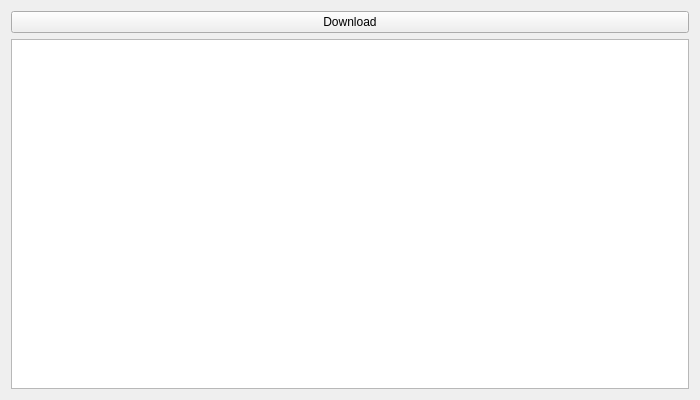
First picture: the form in notepad.ui, repository tucaEmanuel18/notePad, before the edit.
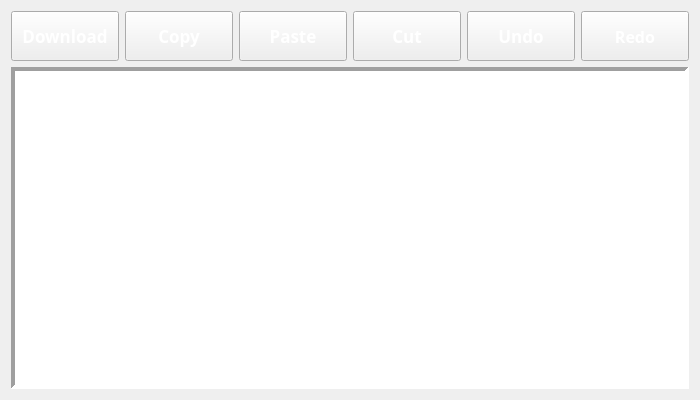
Second picture: the form after the edit. Icons and pictures are not drawn.

```diff
--- a/notepad.ui
+++ b/notepad.ui
@@ -13,22 +13,253 @@
   <property name="windowTitle">
    <string>Form</string>
   </property>
+  <property name="windowIcon">
+   <iconset resource="resource.qrc">
+    <normaloff>:/icons/icons/logo.png</normaloff>:/icons/icons/logo.png</iconset>
+  </property>
+  <property name="styleSheet">
+   <string notr="true"/>
+  </property>
   <layout class="QVBoxLayout" name="verticalLayout_2">
    <item>
     <layout class="QVBoxLayout" name="verticalLayout">
      <item>
-      <widget class="QPushButton" name="downloadButton">
-       <property name="text">
-        <string>Download</string>
-       </property>
-      </widget>
+      <layout class="QHBoxLayout" name="horizontalLayout_3">
+       <item>
+        <widget class="QPushButton" name="downloadButton">
+         <property name="minimumSize">
+          <size>
+           <width>0</width>
+           <height>50</height>
+          </size>
+         </property>
+         <property name="font">
+          <font>
+           <family>Tibetan Machine Uni</family>
+           <pointsize>13</pointsize>
+           <weight>75</weight>
+           <bold>true</bold>
+          </font>
+         </property>
+         <property name="styleSheet">
+          <string notr="true">background-image: url(:/icons/icons/editorBackground.png);
+color: rgb(255, 255, 255);</string>
+         </property>
+         <property name="text">
+          <string>Download</string>
+         </property>
+         <property name="icon">
+          <iconset resource="resource.qrc">
+           <normaloff>:/icons/icons/down-arrow.svg</normaloff>:/icons/icons/down-arrow.svg</iconset>
+         </property>
+         <property name="iconSize">
+          <size>
+           <width>30</width>
+           <height>30</height>
+          </size>
+         </property>
+         <property name="autoDefault">
+          <bool>false</bool>
+         </property>
+         <property name="default">
+          <bool>false</bool>
+         </property>
+         <property name="flat">
+          <bool>false</bool>
+         </property>
+        </widget>
+       </item>
+       <item>
+        <widget class="QPushButton" name="copyButton">
+         <property name="minimumSize">
+          <size>
+           <width>0</width>
+           <height>50</height>
+          </size>
+         </property>
+         <property name="font">
+          <font>
+           <family>Tibetan Machine Uni</family>
+           <pointsize>13</pointsize>
+           <weight>75</weight>
+           <bold>true</bold>
+          </font>
+         </property>
+         <property name="styleSheet">
+          <string notr="true">background-image: url(:/icons/icons/editorBackground.png);
+color: rgb(255, 255, 255);</string>
+         </property>
+         <property name="text">
+          <string>Copy</string>
+         </property>
+         <property name="icon">
+          <iconset resource="resource.qrc">
+           <normaloff>:/icons/icons/copy.svg</normaloff>:/icons/icons/copy.svg</iconset>
+         </property>
+         <property name="iconSize">
+          <size>
+           <width>30</width>
+           <height>30</height>
+          </size>
+         </property>
+        </widget>
+       </item>
+       <item>
+        <widget class="QPushButton" name="pasteButton">
+         <property name="minimumSize">
+          <size>
+           <width>0</width>
+           <height>50</height>
+          </size>
+         </property>
+         <property name="font">
+          <font>
+           <family>Tibetan Machine Uni</family>
+           <pointsize>13</pointsize>
+           <weight>75</weight>
+           <bold>true</bold>
+          </font>
+         </property>
+         <property name="styleSheet">
+          <string notr="true">background-image: url(:/icons/icons/editorBackground.png);
+color: rgb(255, 255, 255);</string>
+         </property>
+         <property name="text">
+          <string>Paste</string>
+         </property>
+         <property name="icon">
+          <iconset resource="resource.qrc">
+           <normaloff>:/icons/icons/paste.svg</normaloff>:/icons/icons/paste.svg</iconset>
+         </property>
+         <property name="iconSize">
+          <size>
+           <width>39</width>
+           <height>30</height>
+          </size>
+         </property>
+        </widget>
+       </item>
+       <item>
+        <widget class="QPushButton" name="cutButton">
+         <property name="minimumSize">
+          <size>
+           <width>0</width>
+           <height>50</height>
+          </size>
+         </property>
+         <property name="font">
+          <font>
+           <family>Tibetan Machine Uni</family>
+           <pointsize>13</pointsize>
+           <weight>75</weight>
+           <bold>true</bold>
+          </font>
+         </property>
+         <property name="styleSheet">
+          <string notr="true">background-image: url(:/icons/icons/editorBackground.png);
+color: rgb(255, 255, 255);</string>
+         </property>
+         <property name="text">
+          <string>Cut</string>
+         </property>
+         <property name="icon">
+          <iconset resource="resource.qrc">
+           <normaloff>:/icons/icons/scissors.svg</normaloff>:/icons/icons/scissors.svg</iconset>
+         </property>
+         <property name="iconSize">
+          <size>
+           <width>30</width>
+           <height>30</height>
+          </size>
+         </property>
+        </widget>
+       </item>
+       <item>
+        <widget class="QPushButton" name="undoButton">
+         <property name="minimumSize">
+          <size>
+           <width>0</width>
+           <height>50</height>
+          </size>
+         </property>
+         <property name="font">
+          <font>
+           <family>Tibetan Machine Uni</family>
+           <pointsize>13</pointsize>
+           <weight>75</weight>
+           <bold>true</bold>
+          </font>
+         </property>
+         <property name="styleSheet">
+          <string notr="true">background-image: url(:/icons/icons/editorBackground.png);
+color: rgb(255, 255, 255);</string>
+         </property>
+         <property name="text">
+          <string>Undo</string>
+         </property>
+         <property name="icon">
+          <iconset resource="resource.qrc">
+           <normaloff>:/icons/icons/undo.svg</normaloff>:/icons/icons/undo.svg</iconset>
+         </property>
+         <property name="iconSize">
+          <size>
+           <width>30</width>
+           <height>30</height>
+          </size>
+         </property>
+        </widget>
+       </item>
+       <item>
+        <widget class="QPushButton" name="redoButton">
+         <property name="sizePolicy">
+          <sizepolicy hsizetype="Minimum" vsizetype="Minimum">
+           <horstretch>0</horstretch>
+           <verstretch>0</verstretch>
+          </sizepolicy>
+         </property>
+         <property name="minimumSize">
+          <size>
+           <width>50</width>
+           <height>50</height>
+          </size>
+         </property>
+         <property name="font">
+          <font>
+           <family>Tibetan Machine Uni</family>
+           <pointsize>12</pointsize>
+           <weight>75</weight>
+           <bold>true</bold>
+          </font>
+         </property>
+         <property name="styleSheet">
+          <string notr="true">color: rgb(255, 255, 255);
+background-image: url(:/icons/icons/editorBackground.png);</string>
+         </property>
+         <property name="text">
+          <string>Redo</string>
+         </property>
+         <property name="icon">
+          <iconset resource="resource.qrc">
+           <normaloff>:/icons/icons/redo.svg</normaloff>:/icons/icons/redo.svg</iconset>
+         </property>
+         <property name="iconSize">
+          <size>
+           <width>30</width>
+           <height>30</height>
+          </size>
+         </property>
+        </widget>
+       </item>
+      </layout>
      </item>
      <item>
       <widget class="QTextEdit" name="editBox">
        <property name="font">
         <font>
-         <weight>50</weight>
-         <bold>false</bold>
+         <family>Tlwg Typewriter</family>
+         <pointsize>12</pointsize>
+         <weight>75</weight>
+         <bold>true</bold>
         </font>
        </property>
        <property name="cursor" stdset="0">
@@ -40,6 +271,20 @@
        <property name="autoFillBackground">
         <bool>false</bool>
        </property>
+       <property name="styleSheet">
+        <string notr="true">color: rgb(255, 255, 255);
+border-color: rgb(143, 89, 2);
+background-image: url(:/icons/icons/editorBackground.png);</string>
+       </property>
+       <property name="frameShape">
+        <enum>QFrame::Panel</enum>
+       </property>
+       <property name="lineWidth">
+        <number>4</number>
+       </property>
+       <property name="midLineWidth">
+        <number>0</number>
+       </property>
       </widget>
      </item>
     </layout>
```
Left out of the diff: 4 changed lines with no effect on the pictures.
